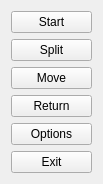
Old version of the form mainmenu.ui in the repository tps12/Tec-Nine.
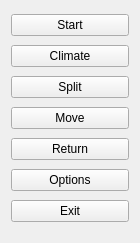
New version of the form.

Commit message:
Beginnings of climate simulation.
Currently loads in a save file (or Earth data) and superimposes a configurable
number of zonal pressure bands.

"Earth" mode requires ETOPO data.

Patch:
```diff
--- a/mainmenu.ui
+++ b/mainmenu.ui
@@ -6,8 +6,8 @@
    <rect>
     <x>0</x>
     <y>0</y>
-    <width>103</width>
-    <height>177</height>
+    <width>140</width>
+    <height>243</height>
    </rect>
   </property>
   <property name="sizePolicy">
@@ -27,6 +27,19 @@
      </property>
     </widget>
    </item>
+   <item>
+    <widget class="QPushButton" name="climate">
+     <property name="sizePolicy">
+      <sizepolicy hsizetype="Minimum" vsizetype="Fixed">
+       <horstretch>0</horstretch>
+       <verstretch>0</verstretch>
+      </sizepolicy>
+     </property>
+     <property name="text">
+      <string>Climate</string>
+     </property>
+    </widget>
+   </item>
    <item>
     <widget class="QPushButton" name="split">
      <property name="text">
```
The commit also changes 7 other files.
